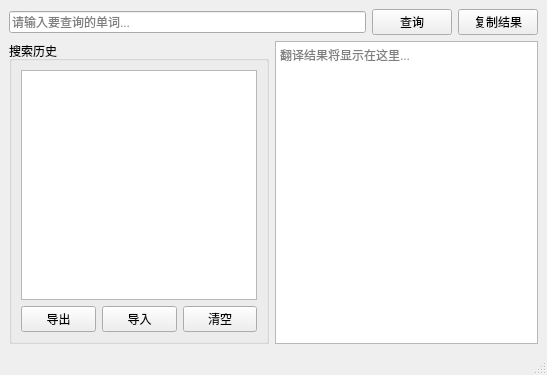
Qt form mainwindow.ui (celesteche/SmartDict) before a commit.
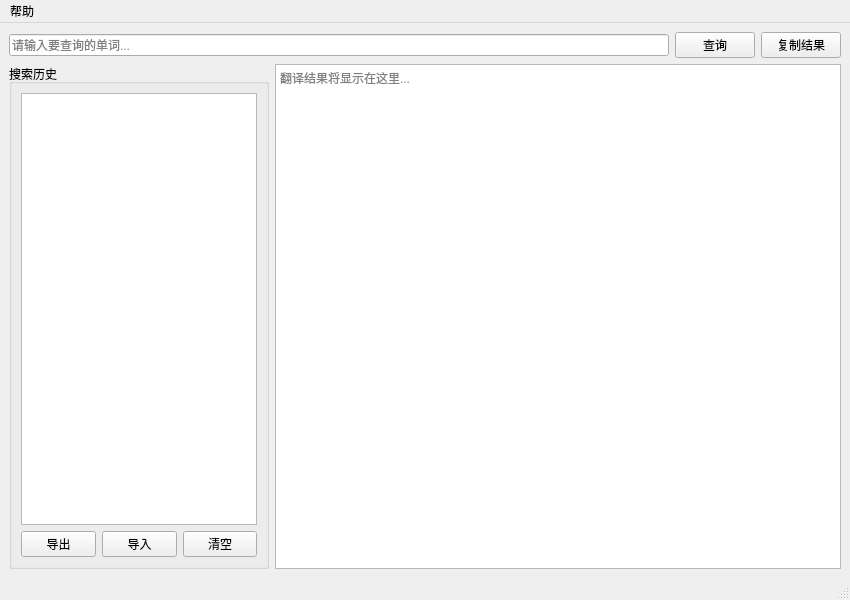
The same form after that commit.

Commit message: Step 20: 优化 UI 布局，添加菜单栏及关于对话框，项目功能开发圆满完成

The edit to the form file:
```diff
--- a/mainwindow.ui
+++ b/mainwindow.ui
@@ -6,8 +6,8 @@
    <rect>
     <x>0</x>
     <y>0</y>
-    <width>547</width>
-    <height>375</height>
+    <width>850</width>
+    <height>600</height>
    </rect>
   </property>
   <property name="windowTitle">
@@ -100,6 +100,23 @@
     </item>
    </layout>
   </widget>
+  <widget class="QMenuBar" name="menubar">
+   <property name="geometry">
+    <rect>
+     <x>0</x>
+     <y>0</y>
+     <width>850</width>
+     <height>22</height>
+    </rect>
+   </property>
+   <widget class="QMenu" name="menuHelp">
+    <property name="title">
+     <string>帮助</string>
+    </property>
+    <addaction name="actionAbout"/>
+   </widget>
+   <addaction name="menuHelp"/>
+  </widget>
   <widget class="QStatusBar" name="statusbar"/>
  </widget>
  <resources/>
```
Left out of the diff: 7 changed lines with no effect on the pictures. The commit also changes 2 other files.
